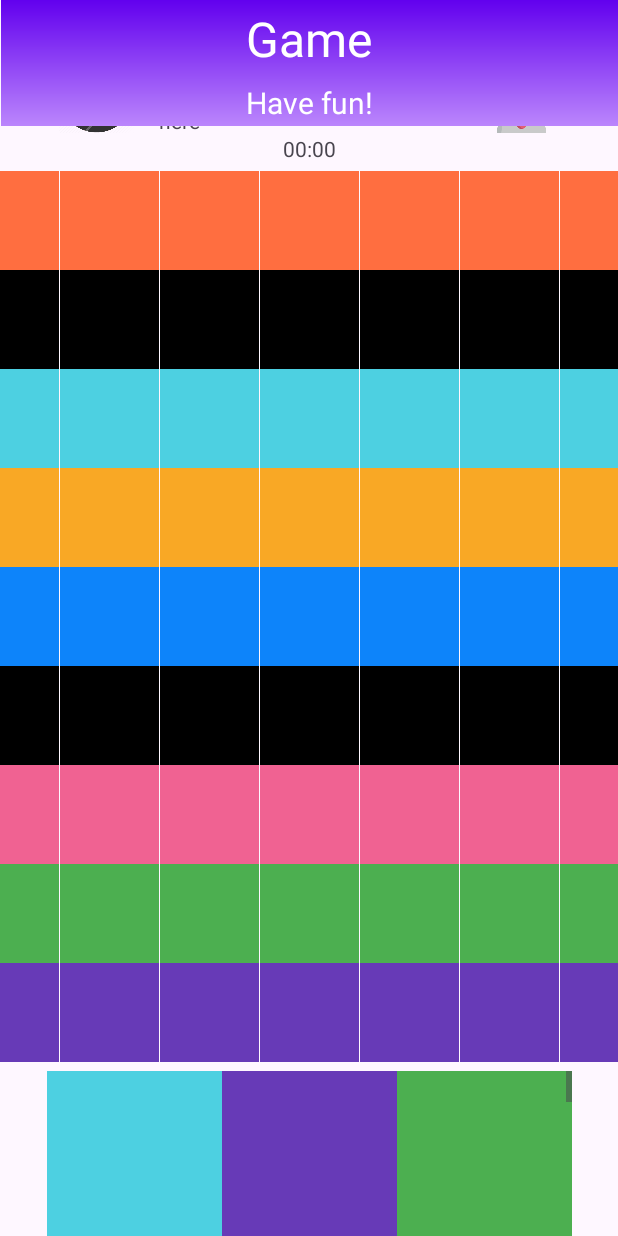
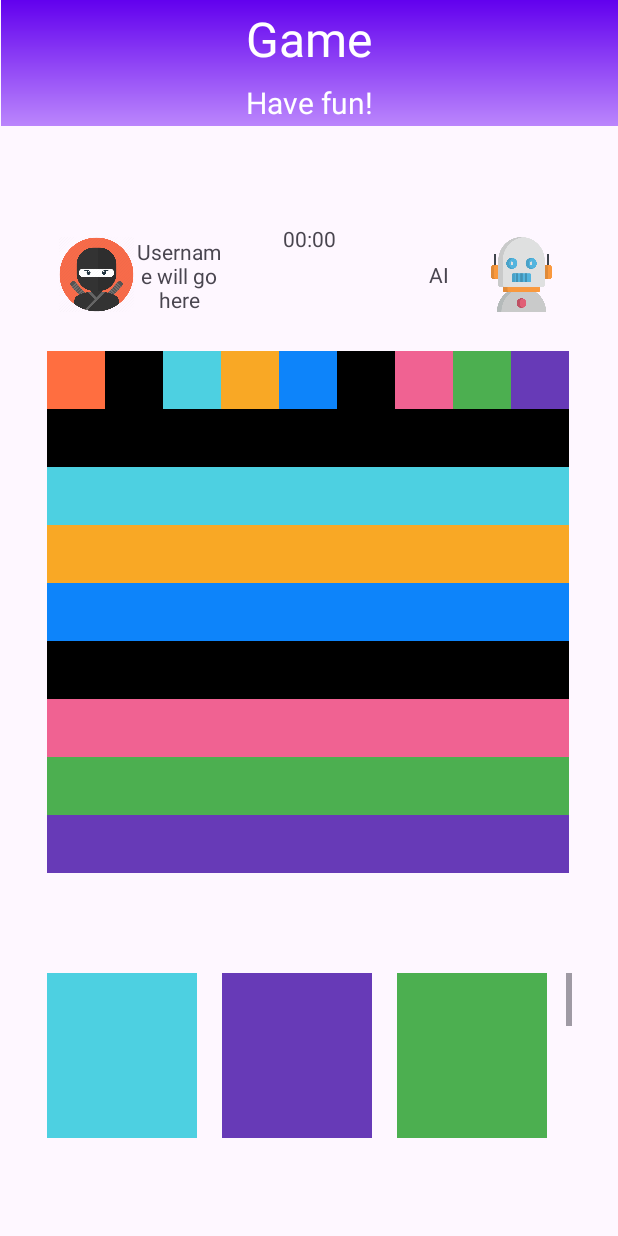
Before and after one commit to oriolagobat/Filler-Game-2, an Android app: the Game screen opened directly, with no data from a screen before it, on a phone screen of 412 x 824 dp. Run offline under Robolectric (Android 15) with nearby library versions, the phone set to English and light mode, and no system bars; 2 statements that could not run were skipped.

Commit message:
Removes a lot of boilerplate, board sizes working perfectly

```diff
--- a/app/src/main/java/com/example/filler/gui/game/Game.kt
+++ b/app/src/main/java/com/example/filler/gui/game/Game.kt
@@ -1,6 +1,7 @@
 package com.example.filler.gui.game
 
 import android.os.Bundle
+import android.widget.GridView.STRETCH_COLUMN_WIDTH
 import android.widget.Toast
 import androidx.appcompat.app.AppCompatActivity
 import com.example.filler.constants.Difficulty
@@ -62,6 +63,7 @@ class Game : AppCompatActivity() {
         // This is for now, in order to work  with the game stub
 //        binding.boardGridView.numColumns = 3
         binding.boardGridView.numColumns = 9
+        binding.boardGridView.stretchMode = STRETCH_COLUMN_WIDTH
 //        val gameStub = GameStub3x3(settings)  //  Game initialization
         val gameStub = GameStub9x9(settings)  //  Game initialization
 
--- a/app/src/main/java/com/example/filler/gui/game/GridAdapter.kt
+++ b/app/src/main/java/com/example/filler/gui/game/GridAdapter.kt
@@ -1,14 +1,11 @@
 package com.example.filler.gui.game
 
-import android.app.ActionBar
 import android.content.Context
 import android.graphics.drawable.Drawable
 import android.view.View
 import android.view.ViewGroup
 import android.widget.BaseAdapter
-import android.widget.GridView
 import android.widget.TextView
-import android.widget.Toast
 import androidx.appcompat.content.res.AppCompatResources
 import com.example.filler.R
 import com.example.filler.constants.GameColor
@@ -17,7 +14,6 @@ import kotlin.math.sqrt
 
 class GridAdapter(private val context: Context, private val colorsList: Array<GameColor>, private val binding: ActivityGameBinding) :
     BaseAdapter() {
-    private var squareSize: Int = setSquareSizeFromTotalNumber()
     override fun getCount(): Int {
         return colorsList.size
     }
@@ -36,34 +32,13 @@ class GridAdapter(private val context: Context, private val colorsList: Array<Ga
         // Get the textview from the layout
         val textView = view.findViewById<TextView>(R.id.gridItem)
 
-        binding.boardGridView.layoutParams.width = 900
-        binding.boardGridView.layoutParams.height = 900
-
-        // Set the textView size
-        setSize(textView)
-
         // Get the background color from the corresponding array position and set it
         val drawableColorId = getColorFromGameColor(getItem(position))
         val background: Drawable = AppCompatResources.getDrawable(context, drawableColorId)!!
         textView.background = background
+        textView.layoutParams.height = binding.boardGridView.height / getSquarePerRow()
 
         return view
-    }
-
-    private fun setSquareSizeFromTotalNumber(): Int {
-        val totalNumber = colorsList.size
-        val squaresPerLine = sqrt(totalNumber.toDouble()).toInt()
-        // Perfect relation is 3:100, so we just apply this relation to the number of squares
-        return (3 * 100) / squaresPerLine
-    }
-
-    private fun setSize(textView: TextView) {
-        // FIXME: Developing
-//        val layoutParams = LinearLayout.LayoutParams(squareSize, squareSize)
-
-//        textView.layoutParams = layoutParams
-        textView.width = squareSize * 3
-        textView.height = squareSize * 3
     }
 
     private fun getColorFromGameColor(gameColor: GameColor): Int {
@@ -79,4 +54,6 @@ class GridAdapter(private val context: Context, private val colorsList: Array<Ga
             else -> throw UnsupportedOperationException("No more colors...")
         }
     }
+
+    private fun getSquarePerRow(): Int = sqrt(colorsList.size.toDouble()).toInt()
 }
--- a/app/src/main/java/com/example/filler/logic/stub/GameStub9x9.kt
+++ b/app/src/main/java/com/example/filler/logic/stub/GameStub9x9.kt
@@ -10,7 +10,7 @@ import com.example.filler.logic.interfaces.Game
 class GameStub9x9(private val settings: GameSettings) : Game {
     private val boardSize = 9
     private val colorArray = arrayListOf(
-        GameColor.ORANGE, GameColor.ORANGE, GameColor.ORANGE, GameColor.ORANGE, GameColor.ORANGE, GameColor.ORANGE, GameColor.ORANGE, GameColor.ORANGE, GameColor.ORANGE,
+        GameColor.ORANGE, GameColor.BLACK, GameColor.CYAN, GameColor.YELLOW, GameColor.BLUE, GameColor.BLACK, GameColor.PINK, GameColor.GREEN, GameColor.PURPLE,
         GameColor.BLACK, GameColor.BLACK, GameColor.BLACK, GameColor.BLACK, GameColor.BLACK, GameColor.BLACK, GameColor.BLACK, GameColor.BLACK, GameColor.BLACK,
         GameColor.CYAN, GameColor.CYAN, GameColor.CYAN, GameColor.CYAN, GameColor.CYAN, GameColor.CYAN, GameColor.CYAN, GameColor.CYAN, GameColor.CYAN,
         GameColor.YELLOW, GameColor.YELLOW, GameColor.YELLOW, GameColor.YELLOW, GameColor.YELLOW, GameColor.YELLOW, GameColor.YELLOW, GameColor.YELLOW, GameColor.YELLOW,
--- a/app/src/main/res/layout/grid_item.xml
+++ b/app/src/main/res/layout/grid_item.xml
@@ -7,7 +7,7 @@
 
     <TextView
         android:id="@+id/gridItem"
-        android:layout_width="wrap_content"
-        android:layout_height="wrap_content"
+        android:layout_width="100dp"
+        android:layout_height="100dp"
         android:gravity="center_horizontal"/>
 </LinearLayout>
```
